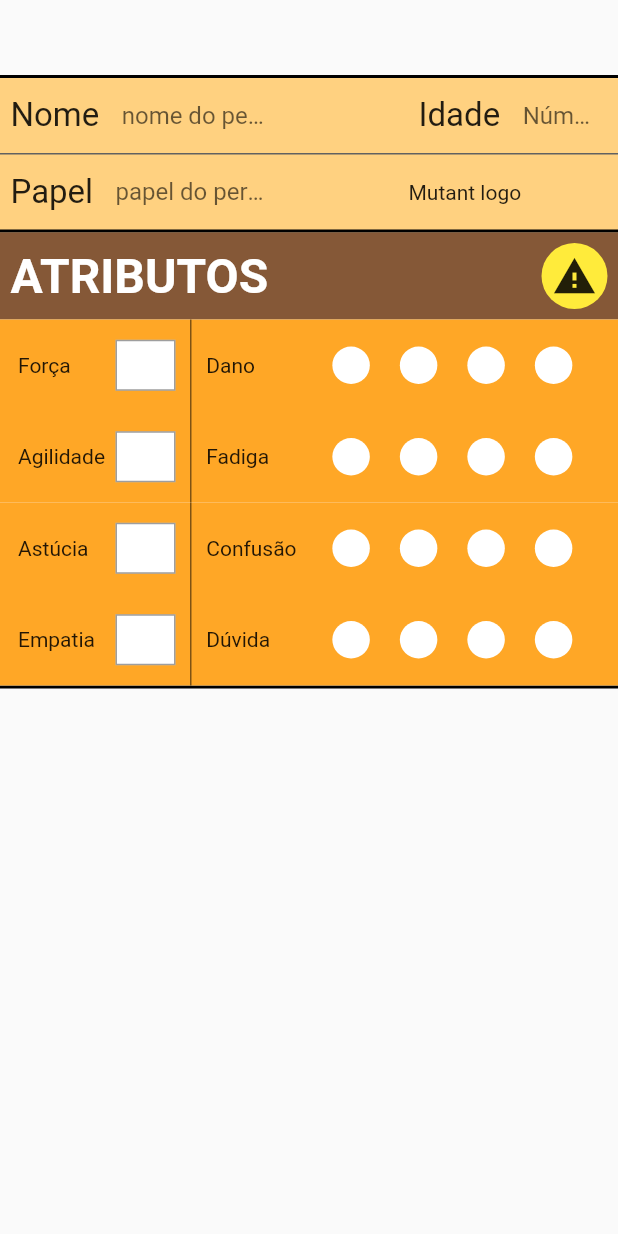
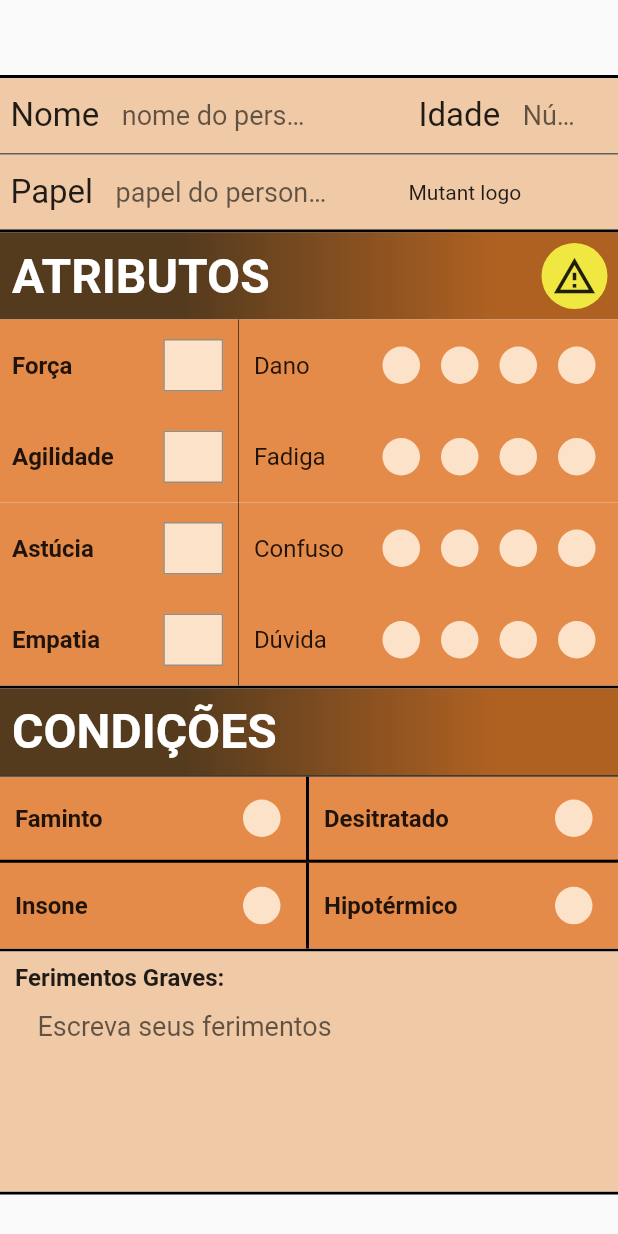
Before and after one commit to murilinhoPs/ficha_mutante_ano_zero, a Flutter app: the screen it shows after launch, on a phone screen of 412 x 824 dp. Run offline on Flutter 3.47's test engine with Material 2 defaults, Android fonts, the phone set to English and light mode, and no system bars; our stand-ins replace shared_preferences.

Commit message:
Add sharedPrefs to saver user data (inputs and checkMark) Separate global folder, use features along the app and globalVariables Add small and largeInput at widgets folder, to use components system

```diff
--- a/lib/app/app_widget.dart
+++ b/lib/app/app_widget.dart
@@ -1,12 +1,12 @@
 import 'package:flutter/material.dart';
+import 'package:pdf_mutant/app/global/colors.dart';
 import 'package:pdf_mutant/app/modules/firstPage/first_page.dart';
 
 class AppWidget extends StatelessWidget {
-  final _pageController = PageController(initialPage: 0);
-
   @override
   Widget build(BuildContext context) {
     return MaterialApp(
+      debugShowCheckedModeBanner: false,
       title: 'Mutant Pdf',
       theme: ThemeData(
         primarySwatch: Colors.amber,
--- /dev/null
+++ b/lib/app/global/colors.dart
@@ -0,0 +1,21 @@
+import 'package:flutter/painting.dart';
+
+class AppColors {
+  static const orange = Color(0xffE58B4A);
+
+  static const orangeAccent = Color(0xFFDC6815);
+
+  static const lightOrange = Color(0xffF0CAA6);
+
+  static const textOrange = Color(0xFFFCE2C9);
+
+  static const lightBrown = Color(0xffAF6122);
+
+  static const darkBrown = Color(0xff553B1E);
+
+  static const yellow = Color(0xffF0E840);
+
+  static const green = Color(0xff609340);
+
+  static const darkGrey = Color(0xff323331);
+}
--- /dev/null
+++ b/lib/app/global/services/local_db.dart
@@ -0,0 +1,43 @@
+import 'package:shared_preferences/shared_preferences.dart';
+
+class LocalDatabase {
+  static SharedPreferences _prefs;
+
+  static Future getItem(String keyName) async {
+    _prefs = await SharedPreferences.getInstance();
+
+    var key = _prefs.get(keyName);
+
+    return key;
+  }
+
+  static Future setItemString(String keyName, String keyValue) async {
+    _prefs = await SharedPreferences.getInstance();
+
+    return await _prefs.setString(keyName, keyValue);
+  }
+
+  static Future setItemInt(String keyName, int keyValue) async {
+    _prefs = await SharedPreferences.getInstance();
+
+    return await _prefs.setInt(keyName, keyValue);
+  }
+
+  static Future setItemBool(String keyName, bool keyValue) async {
+    _prefs = await SharedPreferences.getInstance();
+
+    return await _prefs.setBool(keyName, keyValue);
+  }
+
+  static Future<bool> deleteItem(String keyName) async {
+    _prefs = await SharedPreferences.getInstance();
+
+    return await _prefs.remove(keyName);
+  }
+
+  static Future<bool> deleteAll() async {
+    _prefs = await SharedPreferences.getInstance();
+
+    return await _prefs.clear();
+  }
+}
--- a/lib/app/modules/firstPage/first_page.dart
+++ b/lib/app/modules/firstPage/first_page.dart
@@ -1,8 +1,7 @@
 import 'package:flutter/material.dart';
-import 'package:flutter/rendering.dart';
 import 'package:pdf_mutant/app/modules/firstPage/wdigets/atributes.dart';
+import 'package:pdf_mutant/app/modules/firstPage/wdigets/conditions.dart';
 import 'package:pdf_mutant/app/modules/firstPage/wdigets/name_basics.dart';
-import 'package:pdf_mutant/app/widgets/box_container.dart';
 
 class FirstPage extends StatelessWidget {
   @override
@@ -11,6 +10,7 @@ class FirstPage extends StatelessWidget {
       children: [
         BasicInfos(),
         Atributes(),
+        Conditions(),
       ],
     );
   }
--- a/lib/app/modules/firstPage/wdigets/atributes.dart
+++ b/lib/app/modules/firstPage/wdigets/atributes.dart
@@ -1,6 +1,9 @@
 import 'package:flutter/material.dart';
+import 'package:pdf_mutant/app/global/colors.dart';
 import 'package:pdf_mutant/app/widgets/box_container.dart';
 import 'package:pdf_mutant/app/widgets/circle_mark.dart';
+import 'package:pdf_mutant/app/widgets/content_header.dart';
+import 'package:pdf_mutant/app/widgets/small_input.dart';
 
 class Atributes extends StatelessWidget {
   @override
@@ -8,41 +11,16 @@ class Atributes extends StatelessWidget {
     return BoxContainer(
       bottom: myDefaultBorder,
       child: Column(
+        mainAxisSize: MainAxisSize.max,
         children: [
-          Container(
-            color: Color(0xff784622).withOpacity(0.9),
-            child: Row(
-              mainAxisSize: MainAxisSize.max,
-              mainAxisAlignment: MainAxisAlignment.spaceBetween,
-              children: [
-                Padding(
-                  padding: const EdgeInsets.all(7.0),
-                  child: Text(
-                    'ATRIBUTOS',
-                    style: TextStyle(
-                        fontSize: 32,
-                        color: Colors.white,
-                        fontWeight: FontWeight.bold),
-                  ),
-                ),
-                Container(
-                  margin: const EdgeInsets.all(7.0),
-                  decoration: BoxDecoration(
-                    borderRadius: BorderRadius.circular(25.0),
-                    color: Colors.yellow,
-                  ),
-                  padding: const EdgeInsets.all(7.0),
-                  child: Icon(
-                    Icons.warning,
-                    size: 30.0,
-                  ),
-                ),
-              ],
-            ),
+          ContentHeader(
+            title: 'atributos',
+            icon: Icons.warning_amber_sharp,
+            iconBackground: AppColors.yellow,
           ),
           atributo(nome: 'Força', efeito: 'Dano'),
           atributo(nome: 'Agilidade', efeito: 'Fadiga'),
-          atributo(nome: 'Astúcia', efeito: 'Confusão'),
+          atributo(nome: 'Astúcia', efeito: 'Confuso'),
           atributo(nome: 'Empatia', efeito: 'Dúvida'),
         ],
       ),
@@ -51,36 +29,26 @@ class Atributes extends StatelessWidget {
 
   Widget atributo({@required String nome, @required String efeito}) {
     return Container(
-      color: Colors.orange[400],
-      padding: EdgeInsets.symmetric(horizontal: 12.0),
+      color: AppColors.orange,
+      padding: const EdgeInsets.symmetric(horizontal: 8.0),
       child: Row(
         mainAxisAlignment: MainAxisAlignment.spaceBetween,
         children: [
           Expanded(
-            flex: 2,
+            flex: 3,
             child: Container(
               child: Row(
                 mainAxisSize: MainAxisSize.max,
                 mainAxisAlignment: MainAxisAlignment.spaceBetween,
                 children: [
-                  Text(nome),
-                  Container(
-                    alignment: Alignment.centerRight,
-                    height: 34.0,
-                    width: 40.0,
-                    color: Colors.white,
-                    child: TextField(
-                      cursorColor: Colors.black,
-                      decoration: InputDecoration(
-                        fillColor: Colors.cyan,
-                        contentPadding: const EdgeInsets.all(5.0),
-                        border: OutlineInputBorder(
-                          borderRadius: BorderRadius.zero,
-                          borderSide: BorderSide(color: Colors.black87),
-                        ),
-                      ),
+                  Text(
+                    nome,
+                    style: TextStyle(
+                      fontWeight: FontWeight.bold,
+                      fontSize: 16.0,
                     ),
-                  )
+                  ),
+                  SmallInput(keySharedPrefs: nome)
                 ],
               ),
             ),
@@ -88,7 +56,7 @@ class Atributes extends StatelessWidget {
           Container(
             margin: EdgeInsets.symmetric(horizontal: 10),
             color: Colors.black,
-            width: .5,
+            width: .4,
             height: 61,
           ),
           traumaAtribute(efeito, flex: 5)
@@ -99,27 +67,24 @@ class Atributes extends StatelessWidget {
 
   Widget traumaAtribute(String efeito, {int flex = 1}) {
     return Expanded(
-      flex: 5,
+      flex: flex,
       child: Row(
+        mainAxisSize: MainAxisSize.max,
+        mainAxisAlignment: MainAxisAlignment.spaceBetween,
         children: [
-          Expanded(
-            flex: 1,
-            child: Text(
-              efeito,
-            ),
+          Text(
+            efeito,
+            style: TextStyle(fontSize: 16.0),
           ),
-          Expanded(
-            flex: 3,
-            child: Row(
-              mainAxisSize: MainAxisSize.max,
-              mainAxisAlignment: MainAxisAlignment.center,
-              children: [
-                CircleMark(),
-                CircleMark(),
-                CircleMark(),
-                CircleMark()
-              ],
-            ),
+          Flex(
+            mainAxisAlignment: MainAxisAlignment.center,
+            direction: Axis.horizontal,
+            children: [
+              CircleMark(keySharedPrefs: efeito + '0'),
+              CircleMark(keySharedPrefs: efeito + '1'),
+              CircleMark(keySharedPrefs: efeito + '2'),
+              CircleMark(keySharedPrefs: efeito + '3'),
+            ],
           )
         ],
       ),
--- /dev/null
+++ b/lib/app/modules/firstPage/wdigets/conditions.dart
@@ -0,0 +1,121 @@
+import 'package:flutter/material.dart';
+import 'package:pdf_mutant/app/global/colors.dart';
+import 'package:pdf_mutant/app/widgets/box_container.dart';
+import 'package:pdf_mutant/app/widgets/circle_mark.dart';
+import 'package:pdf_mutant/app/widgets/content_header.dart';
+import 'package:pdf_mutant/app/widgets/large_input.dart';
+
+class Conditions extends StatelessWidget {
+  @override
+  Widget build(BuildContext context) {
+    return BoxContainer(
+      bottom: myDefaultBorder,
+      child: ConstrainedBox(
+        constraints: BoxConstraints(
+            maxHeight: double
+                .infinity //put here the max height to which you need to resize the textbox
+            ),
+        child: Flex(
+          direction: Axis.vertical,
+          mainAxisSize: MainAxisSize.min,
+          children: [
+            ContentHeader(
+              title: 'condições',
+            ),
+            BoxContainer(
+              top: BorderSide(
+                width: 1.2,
+                color: AppColors.darkGrey,
+              ),
+              bottom: myDefaultBorder,
+              child: conditionsGrid(),
+            ),
+            wounds()
+          ],
+        ),
+      ),
+    );
+  }
+
+  Widget conditionsGrid() {
+    return Container(
+      color: AppColors.orange,
+      child: GridView.count(
+        crossAxisCount: 2,
+        shrinkWrap: true,
+        childAspectRatio: 3.6,
+        physics: NeverScrollableScrollPhysics(),
+        children: [
+          BoxContainer(
+            bottom: myDefaultBorder,
+            right: myDefaultBorder,
+            child: condition('Faminto'),
+          ),
+          BoxContainer(
+            bottom: myDefaultBorder,
+            child: condition('Desitratado'),
+          ),
+          BoxContainer(
+            right: myDefaultBorder,
+            child: condition('Insone'),
+          ),
+          condition('Hipotérmico'),
+        ],
+      ),
+    );
+  }
+
+  Widget condition(String name) {
+    return Container(
+      padding: const EdgeInsets.symmetric(
+        horizontal: 10.0,
+      ),
+      child: Row(
+        mainAxisAlignment: MainAxisAlignment.spaceBetween,
+        children: [
+          Text(
+            name,
+            style: TextStyle(
+              fontWeight: FontWeight.bold,
+              fontSize: 16.0,
+            ),
+          ),
+          CircleMark(keySharedPrefs: name),
+        ],
+      ),
+    );
+  }
+
+  Widget wounds() {
+    return Container(
+      height: 160,
+      color: AppColors.lightOrange,
+      padding: const EdgeInsets.symmetric(horizontal: 10.0, vertical: 8.0),
+      child: Column(
+        mainAxisSize: MainAxisSize.max,
+        crossAxisAlignment: CrossAxisAlignment.start,
+        children: [
+          Row(
+            mainAxisAlignment: MainAxisAlignment.spaceBetween,
+            children: [
+              Text(
+                'Ferimentos Graves:',
+                style: TextStyle(
+                  fontWeight: FontWeight.bold,
+                  fontSize: 16.0,
+                ),
+              ),
+            ],
+          ),
+          Expanded(
+            child: LargeInput(
+              hintText: 'Escreva seus ferimentos',
+              maxLines: 5,
+              keySharedPrefs: 'wounds',
+            ),
+          ),
+        ],
+      ),
+    );
+  }
+}
--- a/lib/app/modules/firstPage/wdigets/name_basics.dart
+++ b/lib/app/modules/firstPage/wdigets/name_basics.dart
@@ -1,11 +1,13 @@
 import 'package:flutter/material.dart';
+import 'package:pdf_mutant/app/global/colors.dart';
 import 'package:pdf_mutant/app/widgets/box_container.dart';
+import 'package:pdf_mutant/app/widgets/large_input.dart';
 
 class BasicInfos extends StatelessWidget {
   @override
   Widget build(BuildContext context) {
     return Container(
-      color: Colors.orangeAccent[100],
+      color: AppColors.lightOrange,
       child: BoxContainer(
         top: myDefaultBorder,
         bottom: myDefaultBorder,
@@ -26,7 +28,7 @@ class BasicInfos extends StatelessWidget {
     return Padding(
       padding: const EdgeInsets.only(left: 7.0, right: 7.0),
       child: Row(
-        mainAxisSize: MainAxisSize.max,
+        mainAxisSize: MainAxisSize.min,
         mainAxisAlignment: MainAxisAlignment.start,
         children: [
           Expanded(
@@ -34,7 +36,11 @@ class BasicInfos extends StatelessWidget {
             child: Row(
               children: [
                 inputTitle("Nome"),
-                customInput(100.0, "nome do personagem")
+                LargeInput(
+                  keySharedPrefs: 'name',
+                  hintText: 'nome do personagem',
+                  width: 125,
+                ),
               ],
             ),
           ),
@@ -44,7 +50,11 @@ class BasicInfos extends StatelessWidget {
             child: Row(
               children: [
                 inputTitle("Idade"),
-                customInput(50.0, 'Número'),
+                LargeInput(
+                  keySharedPrefs: 'age',
+                  hintText: 'Número',
+                  width: 45.0,
+                ),
               ],
             ),
           ),
@@ -65,7 +75,11 @@ class BasicInfos extends StatelessWidget {
             child: Row(
               children: [
                 inputTitle("Papel"),
-                customInput(100.0, "papel do personagem"),
+                LargeInput(
+                  keySharedPrefs: 'role',
+                  hintText: 'papel do personagem',
+                  width: 150,
+                ),
               ],
             ),
           ),
@@ -84,20 +98,4 @@ class BasicInfos extends StatelessWidget {
       style: TextStyle(fontSize: 22.0),
     );
   }
-
-  Widget customInput(double width, String hintText) {
-    return Container(
-      margin: EdgeInsets.only(left: 15.0),
-      alignment: Alignment.centerRight,
-      height: 50.0,
-      width: width,
-      child: TextField(
-        cursorColor: Colors.black,
-        decoration: InputDecoration(
-          hintText: hintText,
-          border: InputBorder.none,
-        ),
-      ),
-    );
-  }
 }
--- a/lib/app/widgets/circle_mark.dart
+++ b/lib/app/widgets/circle_mark.dart
@@ -1,7 +1,11 @@
 import 'package:flutter/material.dart';
+import 'package:pdf_mutant/app/global/colors.dart';
+import 'package:pdf_mutant/app/global/services/local_db.dart';
 
 class CircleMark extends StatefulWidget {
-  CircleMark({Key key}) : super(key: key);
+  final String keySharedPrefs;
+
+  CircleMark({Key key, this.keySharedPrefs = "none"}) : super(key: key);
 
   @override
   _CircleMarkState createState() => _CircleMarkState();
@@ -10,18 +14,33 @@ class CircleMark extends StatefulWidget {
 class _CircleMarkState extends State<CircleMark> {
   bool clicked = false;
 
+  void initState() {
+    getData();
+    super.initState();
+  }
+
+  void saveDataOnClick() async {
+    setState(() => clicked = !clicked);
+
+    await LocalDatabase.setItemBool(widget.keySharedPrefs, clicked);
+  }
+
+  void getData() async {
+    final prefBool = await LocalDatabase.getItem(widget.keySharedPrefs);
+
+    setState(() => clicked = prefBool ?? false);
+  }
+
   @override
   Widget build(BuildContext context) {
     return GestureDetector(
-      onTap: () {
-        setState(() => clicked = !clicked);
-      },
+      onTap: saveDataOnClick,
       child: Container(
-        margin: const EdgeInsets.all(10.0),
+        margin: const EdgeInsets.all(7.0),
         width: 25.0,
         height: 25.0,
         decoration: BoxDecoration(
-          color: Colors.white,
+          color: AppColors.textOrange,
           borderRadius: BorderRadius.circular(50.0),
         ),
         alignment: Alignment.center,
--- /dev/null
+++ b/lib/app/widgets/content_header.dart
@@ -0,0 +1,57 @@
+import 'package:flutter/material.dart';
+import 'package:pdf_mutant/app/global/colors.dart';
+
+class ContentHeader extends StatelessWidget {
+  final String title;
+  final IconData icon;
+  final Color iconBackground;
+
+  const ContentHeader({
+    Key key,
+    @required this.title,
+    this.icon,
+    this.iconBackground,
+  }) : super(key: key);
+
+  @override
+  Widget build(BuildContext context) {
+    return Container(
+      decoration: BoxDecoration(
+        gradient: LinearGradient(
+          colors: [AppColors.darkBrown, AppColors.lightBrown],
+          stops: [0.3, 0.8],
+        ),
+      ),
+      child: Row(
+        mainAxisSize: MainAxisSize.max,
+        mainAxisAlignment: MainAxisAlignment.spaceBetween,
+        children: [
+          Padding(
+            padding: const EdgeInsets.all(8.0),
+            child: Text(
+              title.toUpperCase(),
+              style: TextStyle(
+                  fontSize: 32,
+                  color: Colors.white,
+                  fontWeight: FontWeight.bold),
+            ),
+          ),
+          icon != null
+              ? Container(
+                  margin: const EdgeInsets.all(7.0),
+                  decoration: BoxDecoration(
+                    borderRadius: BorderRadius.circular(25.0),
+                    color: iconBackground,
+                  ),
+                  padding: const EdgeInsets.all(7.0),
+                  child: Icon(
+                    icon,
+                    size: 30.0,
+                  ),
+                )
+              : SizedBox(height: 57.7, width: 57.7)
+        ],
+      ),
+    );
+  }
+}
--- /dev/null
+++ b/lib/app/widgets/large_input.dart
@@ -0,0 +1,64 @@
+import 'package:flutter/material.dart';
+import 'package:pdf_mutant/app/global/services/local_db.dart';
+
+class LargeInput extends StatefulWidget {
+  final double height;
+  final double width;
+  final int maxLines;
+  final String hintText;
+  final String keySharedPrefs;
+
+  const LargeInput({
+    Key key,
+    this.maxLines = 1,
+    this.height = 50.0,
+    this.width,
+    @required this.hintText,
+    this.keySharedPrefs = "input-none",
+  }) : super(key: key);
+
+  @override
+  _LargeInputState createState() => _LargeInputState();
+}
+
+class _LargeInputState extends State<LargeInput> {
+  final controller = TextEditingController();
+
+  void initState() {
+    getData();
+    super.initState();
+  }
+
+  void saveData() async => await LocalDatabase.setItemString(
+        widget.keySharedPrefs,
+        controller.text,
+      );
+
+  void getData() async {
+    final prefTextInput = await LocalDatabase.getItem(widget.keySharedPrefs);
+
+    setState(() => controller.text = prefTextInput ?? "");
+  }
+
+  @override
+  Widget build(BuildContext context) {
+    return Container(
+      margin: EdgeInsets.only(left: 15.0),
+      alignment: Alignment.centerRight,
+      height: widget.height,
+      width: widget.width,
+      child: TextField(
+        style: TextStyle(fontSize: 18.0),
+        controller: controller,
+        onChanged: (_) => saveData(),
+        onEditingComplete: saveData,
+        maxLines: widget.maxLines,
+        cursorColor: Colors.black,
+        decoration: InputDecoration(
+          hintText: widget.hintText,
+          border: InputBorder.none,
+        ),
+      ),
+    );
+  }
+}
--- /dev/null
+++ b/lib/app/widgets/small_input.dart
@@ -0,0 +1,75 @@
+import 'package:flutter/material.dart';
+import 'package:flutter/services.dart';
+import 'package:pdf_mutant/app/global/colors.dart';
+import 'package:pdf_mutant/app/global/services/local_db.dart';
+
+class SmallInput extends StatefulWidget {
+  final double height;
+  final double width;
+  final String hintText;
+  final String keySharedPrefs;
+
+  const SmallInput({
+    Key key,
+    this.height = 35.0,
+    this.width = 40,
+    this.hintText = '',
+    this.keySharedPrefs = 'input-none1',
+  }) : super(key: key);
+
+  @override
+  _SmallInputState createState() => _SmallInputState();
+}
+
+class _SmallInputState extends State<SmallInput> {
+  final controller = TextEditingController();
+
+  void initState() {
+    getData();
+    super.initState();
+  }
+
+  void saveData() async => await LocalDatabase.setItemString(
+        widget.keySharedPrefs,
+        controller.text,
+      );
+
+  void getData() async {
+    final prefTextInput = await LocalDatabase.getItem(widget.keySharedPrefs);
+
+    setState(() => controller.text = prefTextInput ?? "");
+  }
+
+  @override
+  Widget build(BuildContext context) {
+    return Container(
+      margin: EdgeInsets.only(left: 15.0),
+      alignment: Alignment.centerRight,
+      height: widget.height,
+      width: widget.width,
+      color: AppColors.textOrange,
+      child: TextField(
+        style: TextStyle(fontSize: 18.0),
+        controller: controller,
+        inputFormatters: [
+          LengthLimitingTextInputFormatter(1),
+        ],
+        onChanged: (_) => saveData(),
+        onEditingComplete: saveData,
+        cursorColor: AppColors.orangeAccent,
+        decoration: InputDecoration(
+          focusColor: AppColors.orangeAccent,
+          contentPadding: const EdgeInsets.symmetric(
+            vertical: 5.0,
+            horizontal: 15,
+          ),
+          hintText: widget.hintText,
+          border: OutlineInputBorder(
+            borderRadius: BorderRadius.zero,
+            borderSide: BorderSide(color: Colors.black87),
+          ),
+        ),
+      ),
+    );
+  }
+}
```
Also changed, not shown: pubspec.yaml (+2 -21 lines), lib/app/global/skills_list.dart (added), lib/app/modules/bio/bio.dart (added), lib/app/modules/firstPage/wdigets/skills.dart (added), pubspec.lock, 11 other files.
